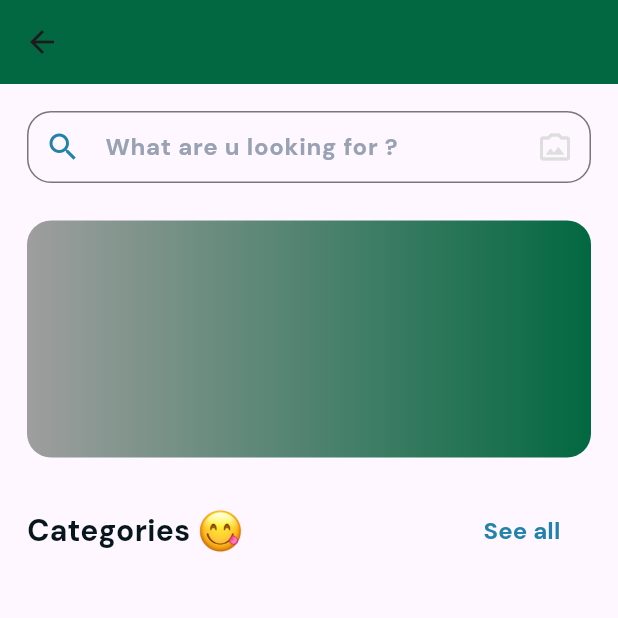
After one commit to prajwalvasista/rova_2, a Flutter app: the EcommerceHome screen opened directly, on a phone screen of 412 x 824 dp, the top half of it. The commit adds this screen. Run offline on Flutter 3.47's test engine with Material 3 defaults, Android fonts, the phone set to English and light mode, and no system bars; our stand-ins replace image_picker.

Commit message:
added emoji in ymal,added some colors,added some strings,Created ecommerce file,added image emoji

```diff
--- a/lib/utils/constants/colors.dart
+++ b/lib/utils/constants/colors.dart
@@ -10,4 +10,8 @@ class AppColors {
   static const headingColor = Color(0xff1B1C1E);
   static const teftFieldBorderColor = Color(0xff757474);
   static const subtitleColor = Color(0xff7F7F7F);
+  static const suffixIconColor = Color(0xffDEDEDE);
+  static const hintTextFieldColor = Color(0xff98A2B3);
+  static const prefixIconColor = Color(0xff2382AA);
+  static const categoryTextColor = Color(0xff06161C);
 }
--- a/lib/utils/constants/strings.dart
+++ b/lib/utils/constants/strings.dart
@@ -29,4 +29,7 @@ class CommonStrings {
   static const easyShip = "You Store,(Easy ship)";
   static const packOrdersOne =
       "You store and pack orders at you location.\n We pick them and deliver to customers";
+  static const whatAreYouLookingFor = "What are u looking for ?";
+  static const categories = "Categories";
+  static const seeAll = "See all";
 }
--- /dev/null
+++ b/lib/views/ecommerce_home.dart
@@ -0,0 +1,100 @@
+import 'package:flutter/material.dart';
+import 'package:flutter/widgets.dart';
+import 'package:rova_2/utils/constants/colors.dart';
+import 'package:rova_2/utils/constants/strings.dart';
+
+class EcommerceHome extends StatefulWidget {
+  const EcommerceHome({super.key});
+
+  @override
+  State<EcommerceHome> createState() => _EcommerceHomeState();
+}
+
+class _EcommerceHomeState extends State<EcommerceHome> {
+  final SizedBox defaultGap = const SizedBox(height: 10);
+  @override
+  Widget build(BuildContext context) {
+    return Scaffold(
+      appBar: AppBar(
+        backgroundColor: AppColors.primary,
+      ),
+      body: Padding(
+        padding: const EdgeInsets.all(18.0),
+        child: Column(
+          children: [
+            TextField(
+              decoration: InputDecoration(
+                contentPadding: const EdgeInsets.symmetric(
+                  vertical: 10,
+                  horizontal: 12,
+                ),
+                prefixIcon: const Icon(Icons.search_outlined),
+                prefixIconColor: AppColors.prefixIconColor,
+                suffixIcon: const Icon(Icons.photo_camera_back_outlined),
+                suffixIconColor: AppColors.suffixIconColor,
+                hintText: CommonStrings.whatAreYouLookingFor,
+                hintStyle: const TextStyle(
+                  color: AppColors.hintTextFieldColor,
+                ),
+                focusedBorder: OutlineInputBorder(
+                  borderRadius: BorderRadius.circular(16),
+                ),
+                border: OutlineInputBorder(
+                  borderSide: const BorderSide(
+                    color: AppColors.suffixIconColor,
+                  ),
+                  borderRadius: BorderRadius.circular(16),
+                ),
+              ),
+            ),
+            const SizedBox(height: 25),
+            Container(
+              decoration: BoxDecoration(
+                gradient: const LinearGradient(
+                  begin: Alignment.centerLeft,
+                  end: Alignment.centerRight,
+                  colors: [Colors.grey, AppColors.primary],
+                ),
+                color: Colors.grey,
+                borderRadius: BorderRadius.circular(16),
+              ),
+              height: 158,
+              width: double.infinity,
+            ),
+            const SizedBox(height: 25),
+            Row(
+              children: [
+                const Text(
+                  CommonStrings.categories,
+                  style: TextStyle(
+                    color: AppColors.categoryTextColor,
+                    fontWeight: FontWeight.w500,
+                    fontSize: 20,
+                  ),
+                ),
+                const SizedBox(width: 5),
+                Image.asset(
+                  "assets/images/emoji.png",
+                  height: 30,
+                ),
+                const SizedBox(width: 140),
+                Expanded(
+                  child: TextButton(
+                    onPressed: () {},
+                    child: const Text(
+                      CommonStrings.seeAll,
+                      style: TextStyle(
+                        fontSize: 16,
+                        color: AppColors.prefixIconColor,
+                      ),
+                    ),
+                  ),
+                )
+              ],
+            ),
+          ],
+        ),
+      ),
+    );
+  }
+}
--- a/pubspec.yaml
+++ b/pubspec.yaml
@@ -63,6 +63,7 @@ flutter:
   assets:
      - assets/images/img.png
      - assets/images/registration.png
+     - assets/images/emoji.png
 
   # An image asset can refer to one or more resolution-specific "variants", see
   # https://flutter.dev/assets-and-images/#resolution-aware
```
Also changed, not shown: assets/images/emoji.png (added).
